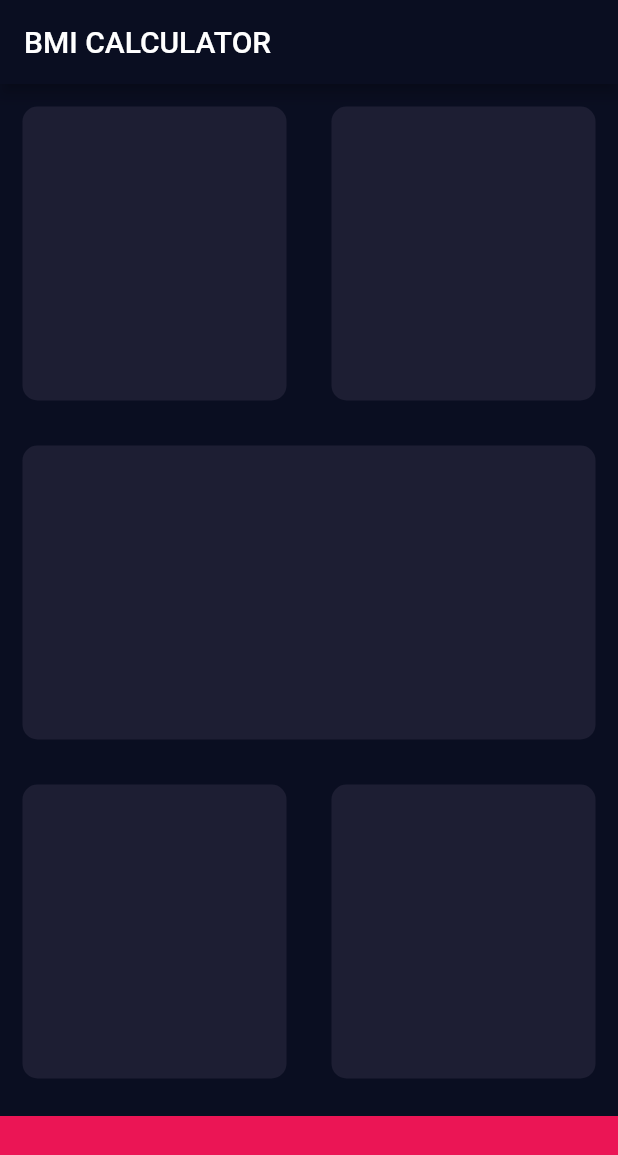
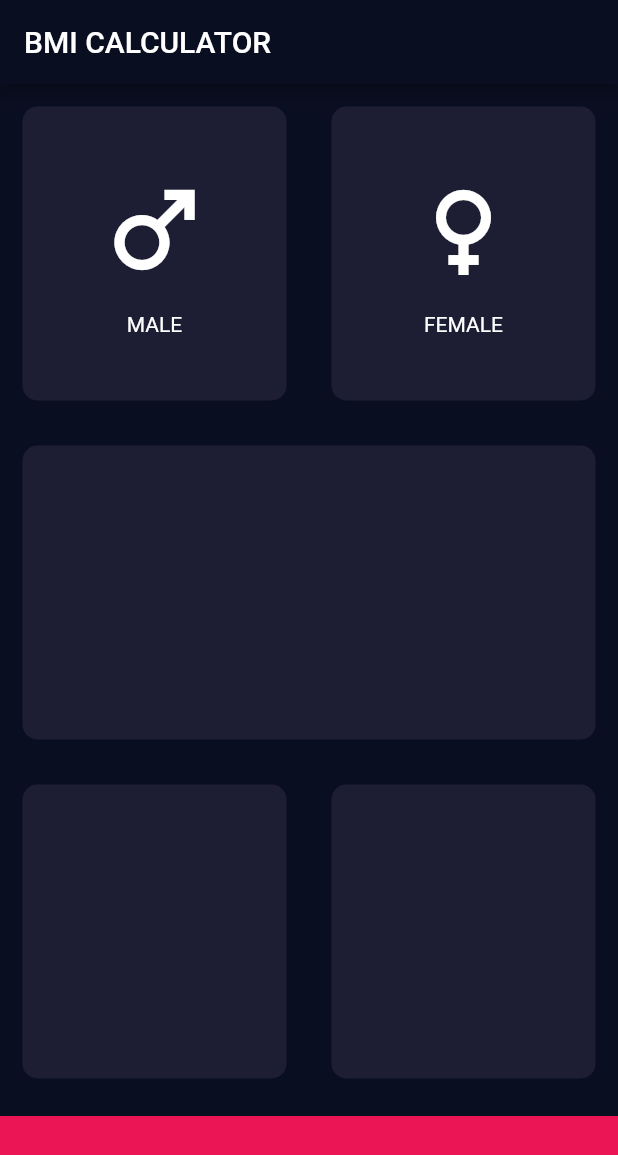
Before and after one commit to mtranggit/bmi_calculator, a Flutter app: the screen it shows after launch, on a phone screen of 412 x 824 dp. Shown: the top 1155 px of the screen. Run offline on Flutter 3.47's test engine with Material 2 defaults, Android fonts, the phone set to English and light mode, and no system bars.

Commit message:
add app gender icon

```diff
--- /dev/null
+++ b/lib/gender_icon.dart
@@ -0,0 +1,31 @@
+import 'package:flutter/material.dart';
+
+enum Gender { male, female }
+
+class GenderIcon extends StatelessWidget {
+  final String label;
+  final Gender gender;
+
+  const GenderIcon({
+    Key? key,
+    this.gender = Gender.male,
+    this.label = '',
+  }) : super(key: key);
+
+  @override
+  Widget build(BuildContext context) {
+    return Column(
+      mainAxisAlignment: MainAxisAlignment.center,
+      children: [
+        Icon(
+          this.gender == Gender.male ? Icons.male : Icons.female,
+          size: 80.0,
+        ),
+        SizedBox(
+          height: 15.0,
+        ),
+        Text(label),
+      ],
+    );
+  }
+}
--- a/lib/input_page.dart
+++ b/lib/input_page.dart
@@ -1,4 +1,6 @@
 import 'package:bmi_calculator/app_const.dart';
+import 'package:bmi_calculator/gender_icon.dart';
+import 'package:bmi_calculator/reusable_card.dart';
 import 'package:flutter/material.dart';
 
 class InputPage extends StatefulWidget {
@@ -21,10 +23,20 @@ class _InputPageState extends State<InputPage> {
               child: Row(
                 children: [
                   Expanded(
-                    child: ReusableCard(),
+                    child: ReusableCard(
+                      child: GenderIcon(
+                        gender: Gender.male,
+                        label: 'MALE',
+                      ),
+                    ),
                   ),
                   Expanded(
-                    child: ReusableCard(),
+                    child: ReusableCard(
+                      child: GenderIcon(
+                        gender: Gender.female,
+                        label: 'FEMALE',
+                      ),
+                    ),
                   )
                 ],
               ),
@@ -56,23 +68,3 @@ class _InputPageState extends State<InputPage> {
     );
   }
 }
-
-class ReusableCard extends StatelessWidget {
-  final Color color;
-  const ReusableCard({
-    Key? key,
-    // required this.color,
-    this.color = cardActiveColor,
-  }) : super(key: key);
-
-  @override
-  Widget build(BuildContext context) {
-    return Container(
-      margin: EdgeInsets.all(15.0),
-      decoration: BoxDecoration(
-        color: color,
-        borderRadius: BorderRadius.circular(10.0),
-      ),
-    );
-  }
-}
--- /dev/null
+++ b/lib/reusable_card.dart
@@ -0,0 +1,26 @@
+import 'package:flutter/material.dart';
+
+import 'app_const.dart';
+
+class ReusableCard extends StatelessWidget {
+  final Color color;
+  final Widget? child;
+  const ReusableCard({
+    Key? key,
+    // required this.color,
+    this.color = cardActiveColor,
+    this.child,
+  }) : super(key: key);
+
+  @override
+  Widget build(BuildContext context) {
+    return Container(
+      child: child,
+      margin: EdgeInsets.all(15.0),
+      decoration: BoxDecoration(
+        color: color,
+        borderRadius: BorderRadius.circular(10.0),
+      ),
+    );
+  }
+}
```
